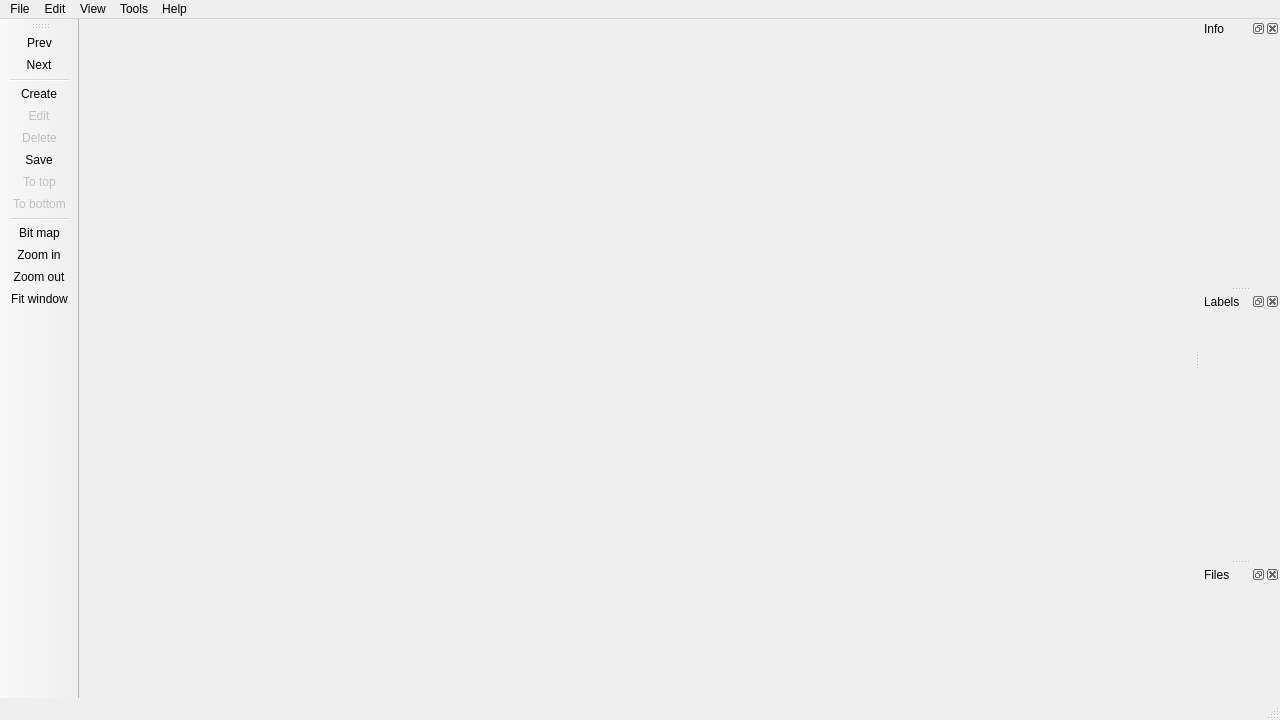
Above: ui/MainWindow.ui from yatengLG/ISAT before the change. Below: the same form after it.
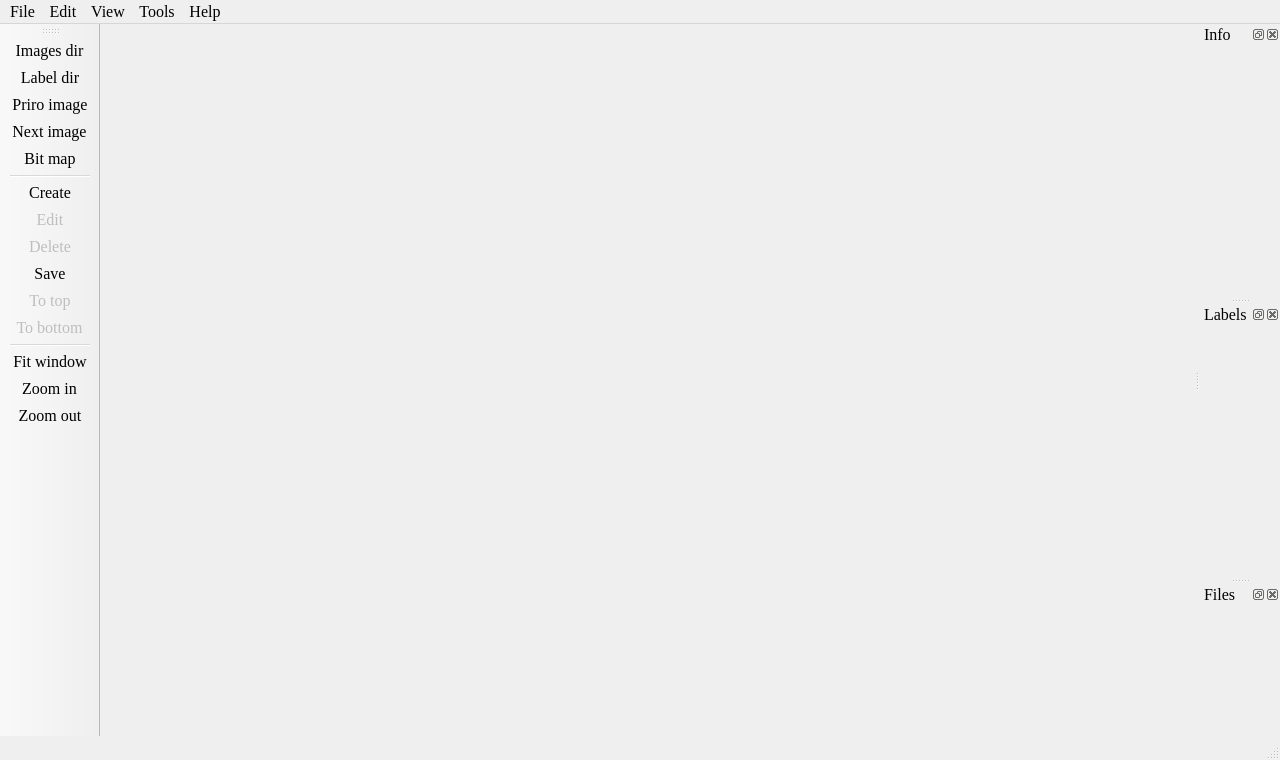
That is the form after the change. Icons and pictures are not drawn.

The edit to the form file:
```diff
--- a/ui/MainWindow.ui
+++ b/ui/MainWindow.ui
@@ -7,7 +7,7 @@
     <x>0</x>
     <y>0</y>
     <width>1280</width>
-    <height>720</height>
+    <height>760</height>
    </rect>
   </property>
   <property name="minimumSize">
@@ -16,6 +16,12 @@
     <height>600</height>
    </size>
   </property>
+  <property name="font">
+   <font>
+    <family>Times New Roman</family>
+    <pointsize>12</pointsize>
+   </font>
+  </property>
   <property name="windowTitle">
    <string>ISAT</string>
   </property>
@@ -51,9 +57,15 @@
      <x>0</x>
      <y>0</y>
      <width>1280</width>
-     <height>23</height>
+     <height>24</height>
     </rect>
    </property>
+   <property name="font">
+    <font>
+     <family>Times New Roman</family>
+     <pointsize>12</pointsize>
+    </font>
+   </property>
    <property name="autoFillBackground">
     <bool>false</bool>
    </property>
@@ -64,6 +76,12 @@
     <bool>true</bool>
    </property>
    <widget class="QMenu" name="menuFile">
+    <property name="font">
+     <font>
+      <family>Times New Roman</family>
+      <pointsize>12</pointsize>
+     </font>
+    </property>
     <property name="title">
      <string>File</string>
     </property>
@@ -78,6 +96,12 @@
     <addaction name="actionExit"/>
    </widget>
    <widget class="QMenu" name="menuView">
+    <property name="font">
+     <font>
+      <family>Times New Roman</family>
+      <pointsize>12</pointsize>
+     </font>
+    </property>
     <property name="title">
      <string>View</string>
     </property>
@@ -90,6 +114,12 @@
     <addaction name="separator"/>
    </widget>
    <widget class="QMenu" name="menuAbout">
+    <property name="font">
+     <font>
+      <family>Times New Roman</family>
+      <pointsize>12</pointsize>
+     </font>
+    </property>
     <property name="title">
      <string>Help</string>
     </property>
@@ -108,12 +138,24 @@
     <property name="enabled">
      <bool>true</bool>
     </property>
+    <property name="font">
+     <font>
+      <family>Times New Roman</family>
+      <pointsize>12</pointsize>
+     </font>
+    </property>
     <property name="title">
      <string>Tools</string>
     </property>
     <addaction name="actionConverter"/>
    </widget>
    <widget class="QMenu" name="menuEdit">
+    <property name="font">
+     <font>
+      <family>Times New Roman</family>
+      <pointsize>12</pointsize>
+     </font>
+    </property>
     <property name="title">
      <string>Edit</string>
     </property>
@@ -137,6 +179,12 @@
    </property>
   </widget>
   <widget class="QToolBar" name="toolBar">
+   <property name="font">
+    <font>
+     <family>Times New Roman</family>
+     <pointsize>12</pointsize>
+    </font>
+   </property>
    <property name="windowTitle">
     <string>toolBar</string>
    </property>
@@ -158,8 +206,11 @@
    <attribute name="toolBarBreak">
     <bool>false</bool>
    </attribute>
+   <addaction name="actionOpen_dir"/>
+   <addaction name="actionSave_dir"/>
    <addaction name="actionPiror"/>
    <addaction name="actionNext"/>
+   <addaction name="actionBit_map"/>
    <addaction name="separator"/>
    <addaction name="actionCreate"/>
    <addaction name="actionEdit"/>
@@ -168,10 +219,9 @@
    <addaction name="actionTo_top"/>
    <addaction name="actionTo_bottom"/>
    <addaction name="separator"/>
-   <addaction name="actionBit_map"/>
+   <addaction name="actionFit_wiondow"/>
    <addaction name="actionZoom_in"/>
    <addaction name="actionZoom_out"/>
-   <addaction name="actionFit_wiondow"/>
   </widget>
   <widget class="QDockWidget" name="info_dock">
    <property name="minimumSize">
@@ -233,7 +283,10 @@
      <normaloff>:/icons/icons/pics_30x30.png</normaloff>:/icons/icons/pics_30x30.png</iconset>
    </property>
    <property name="text">
-    <string>Open images dir</string>
+    <string>Images dir</string>
+   </property>
+   <property name="statusTip">
+    <string>Open images dir.</string>
    </property>
   </action>
   <action name="actionZoom_in">
@@ -296,7 +349,10 @@
      <normaloff>:/icons/icons/file_30x30.png</normaloff>:/icons/icons/file_30x30.png</iconset>
    </property>
    <property name="text">
-    <string>Open annotations dir</string>
+    <string>Label dir</string>
+   </property>
+   <property name="statusTip">
+    <string>Open label dir.</string>
    </property>
   </action>
   <action name="actionSave">
@@ -320,7 +376,7 @@
      <normaloff>:/icons/icons/left_30x30.png</normaloff>:/icons/icons/left_30x30.png</iconset>
    </property>
    <property name="text">
-    <string>Prev</string>
+    <string>Priro image</string>
    </property>
    <property name="toolTip">
     <string>Prev image</string>
@@ -341,7 +397,7 @@
      <normaloff>:/icons/icons/right_30x30.png</normaloff>:/icons/icons/right_30x30.png</iconset>
    </property>
    <property name="text">
-    <string>Next</string>
+    <string>Next image</string>
    </property>
    <property name="toolTip">
     <string>Next image</string>
```
Left out of the diff: 111 changed lines with no effect on the pictures.
